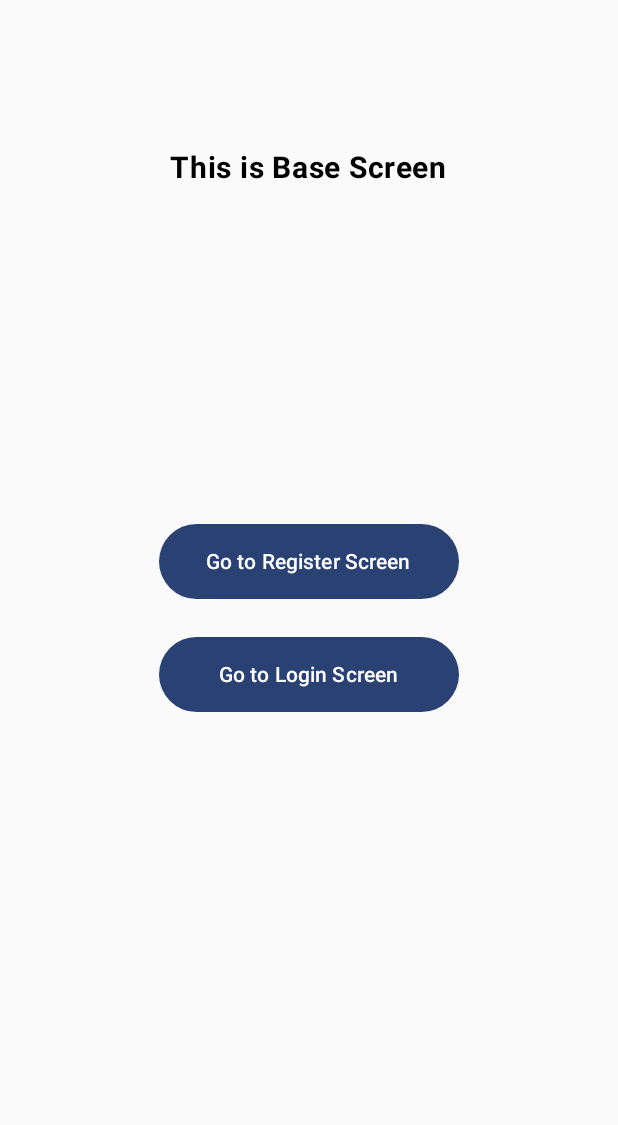
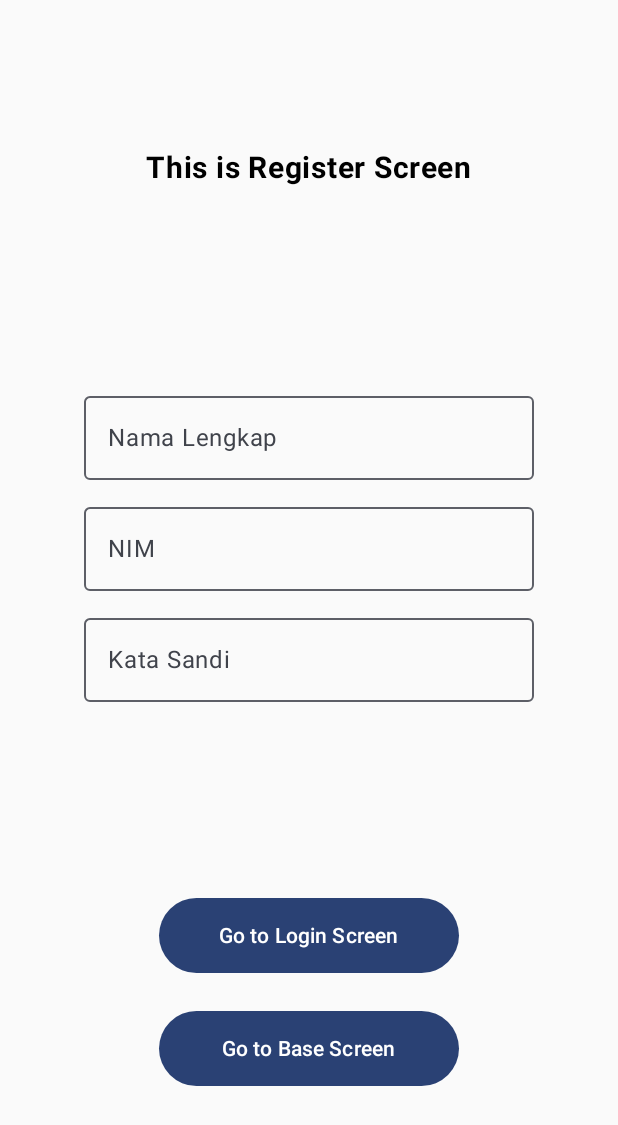
Before and after one commit to delon-nazara/campus-project-pm-end-semester, an Android app built with Jetpack Compose: the screen it shows after launch (MainActivity), on a phone screen of 412 x 824 dp. Shown: the top 1125 px of the screen. Run offline under Robolectric (Android 15) with nearby library versions, the phone set to English and light mode, and no system bars.

Commit message:
Add register screen

```diff
--- a/app/src/main/java/com/example/proyekakhirpemrogramanmobile/MainActivity.kt
+++ b/app/src/main/java/com/example/proyekakhirpemrogramanmobile/MainActivity.kt
@@ -12,6 +12,7 @@ import androidx.compose.runtime.Composable
 import androidx.compose.ui.Modifier
 import androidx.compose.ui.tooling.preview.Preview
 import com.example.proyekakhirpemrogramanmobile.ui.BaseScreen
+import com.example.proyekakhirpemrogramanmobile.ui.RegisterScreen
 import com.example.proyekakhirpemrogramanmobile.ui.theme.ProyekAkhirPemrogramanMobileTheme
 
 class MainActivity : ComponentActivity() {
@@ -20,7 +21,7 @@ class MainActivity : ComponentActivity() {
 //        enableEdgeToEdge()
         setContent {
             ProyekAkhirPemrogramanMobileTheme {
-                BaseScreen()
+                RegisterScreen()
             }
         }
     }
--- /dev/null
+++ b/app/src/main/java/com/example/proyekakhirpemrogramanmobile/ui/RegisterScreen.kt
@@ -0,0 +1,103 @@
+package com.example.proyekakhirpemrogramanmobile.ui
+
+import androidx.compose.foundation.layout.Arrangement
+import androidx.compose.foundation.layout.Box
+import androidx.compose.foundation.layout.Column
+import androidx.compose.foundation.layout.Spacer
+import androidx.compose.foundation.layout.fillMaxSize
+import androidx.compose.foundation.layout.height
+import androidx.compose.foundation.layout.padding
+import androidx.compose.foundation.layout.width
+import androidx.compose.material3.Button
+import androidx.compose.material3.OutlinedTextField
+import androidx.compose.material3.Text
+import androidx.compose.runtime.Composable
+import androidx.compose.runtime.getValue
+import androidx.compose.runtime.mutableStateOf
+import androidx.compose.runtime.remember
+import androidx.compose.runtime.setValue
+import androidx.compose.ui.Alignment
+import androidx.compose.ui.Modifier
+import androidx.compose.ui.res.stringResource
+import androidx.compose.ui.text.font.FontWeight
+import androidx.compose.ui.text.input.PasswordVisualTransformation
+import androidx.compose.ui.unit.dp
+import androidx.compose.ui.unit.sp
+import com.example.proyekakhirpemrogramanmobile.R
+
+@Composable
+fun RegisterScreen() {
+    Box(
+        modifier = Modifier
+            .fillMaxSize()
+            .padding(vertical = 100.dp)
+    ) {
+
+        var fullName by remember { mutableStateOf("") }
+        var studentId by remember { mutableStateOf("") }
+        var password by remember { mutableStateOf("") }
+
+        Text(
+            text = stringResource(R.string.this_is_register_screen),
+            fontWeight = FontWeight.Bold,
+            fontSize = 20.sp,
+            modifier = Modifier.align(Alignment.TopCenter)
+        )
+
+        Column(
+            verticalArrangement = Arrangement.Center,
+            horizontalAlignment = Alignment.CenterHorizontally,
+            modifier = Modifier.align(Alignment.Center)
+        ) {
+            OutlinedTextField(
+                value = fullName,
+                onValueChange = { fullName = it },
+                label = { Text(stringResource(R.string.full_name)) },
+                singleLine = true,
+                modifier = Modifier.width(300.dp)
+            )
+            Spacer(modifier = Modifier.height(10.dp))
+            OutlinedTextField(
+                value = studentId,
+                onValueChange = { studentId = it },
+                label = { Text(stringResource(R.string.student_id)) },
+                singleLine = true,
+                modifier = Modifier.width(300.dp)
+            )
+            Spacer(modifier = Modifier.height(10.dp))
+            OutlinedTextField(
+                value = password,
+                onValueChange = { password = it },
+                label = { Text(stringResource(R.string.password)) },
+                singleLine = true,
+                visualTransformation = PasswordVisualTransformation(),
+                modifier = Modifier.width(300.dp)
+            )
+            Spacer(modifier = Modifier.height(100.dp))
+        }
+
+        Column(
+            verticalArrangement = Arrangement.Center,
+            horizontalAlignment = Alignment.CenterHorizontally,
+            modifier = Modifier.align(Alignment.BottomCenter)
+        ) {
+            Button(
+                onClick = {},
+                modifier = Modifier
+                    .width(200.dp)
+                    .height(50.dp)
+            ) {
+                Text(text = stringResource(R.string.go_to_login_screen))
+            }
+            Spacer(modifier = Modifier.height(25.dp))
+            Button(
+                onClick = {},
+                modifier = Modifier
+                    .width(200.dp)
+                    .height(50.dp)
+            ) {
+                Text(text = stringResource(R.string.go_to_base_screen))
+            }
+        }
+    }
+}
--- a/app/src/main/res/values/strings.xml
+++ b/app/src/main/res/values/strings.xml
@@ -1,7 +1,12 @@
 <resources>
     <string name="app_name">Central Class</string>
-    <string name="base_screen">Base Screen</string>
+    <string name="go_to_base_screen">Go to Base Screen</string>
     <string name="go_to_register_screen">Go to Register Screen</string>
     <string name="go_to_login_screen">Go to Login Screen</string>
     <string name="this_is_base_screen">This is Base Screen</string>
+    <string name="this_is_register_screen">This is Register Screen</string>
+    <string name="this_is_login_screen">This is Login Screen</string>
+    <string name="full_name">Nama Lengkap</string>
+    <string name="student_id">NIM</string>
+    <string name="password">Kata Sandi</string>
 </resources>
```
